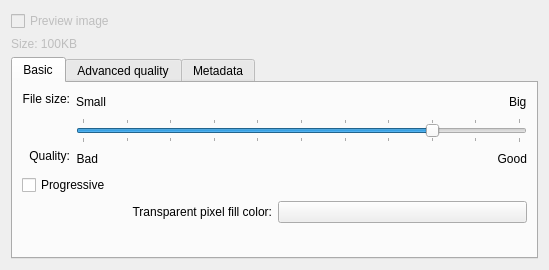
Before: the Qt Designer form krita/plugins/formats/jpeg/kis_wdg_options_jpeg.ui in KDE/krita, drawn with Qt 5.
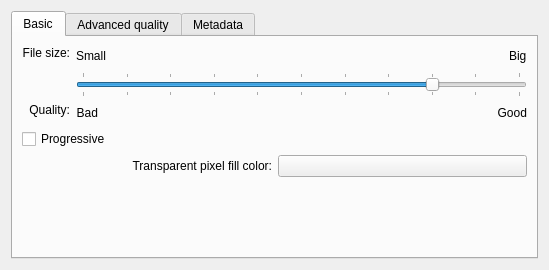
After: the same form once the commit is applied. Custom widgets are drawn as their Qt base class.

Commit message:
Remove unused widgets from jpeg export dialog
The preview checkbox was already hidden, and I'd never even noticed
the grayed out 100KB label -- but that was also never implemented.

At this moment, I don't see it getting implemented either, so remove
these widgets altogether.

BUG:328074

```diff
--- a/krita/plugins/formats/jpeg/kis_wdg_options_jpeg.ui
+++ b/krita/plugins/formats/jpeg/kis_wdg_options_jpeg.ui
@@ -11,26 +11,6 @@
    </rect>
   </property>
   <layout class="QVBoxLayout">
-   <item>
-    <widget class="QCheckBox" name="chkPreview">
-     <property name="enabled">
-      <bool>false</bool>
-     </property>
-     <property name="text">
-      <string comment="Show a preview of the image after saving to assess the quality difference">Preview image</string>
-     </property>
-    </widget>
-   </item>
-   <item>
-    <widget class="QLabel" name="label">
-     <property name="enabled">
-      <bool>false</bool>
-     </property>
-     <property name="text">
-      <string>Size: 100KB</string>
-     </property>
-    </widget>
-   </item>
    <item>
     <widget class="QTabWidget" name="tabWidget">
      <property name="currentIndex">
```
The commit also changes 1 other file.
